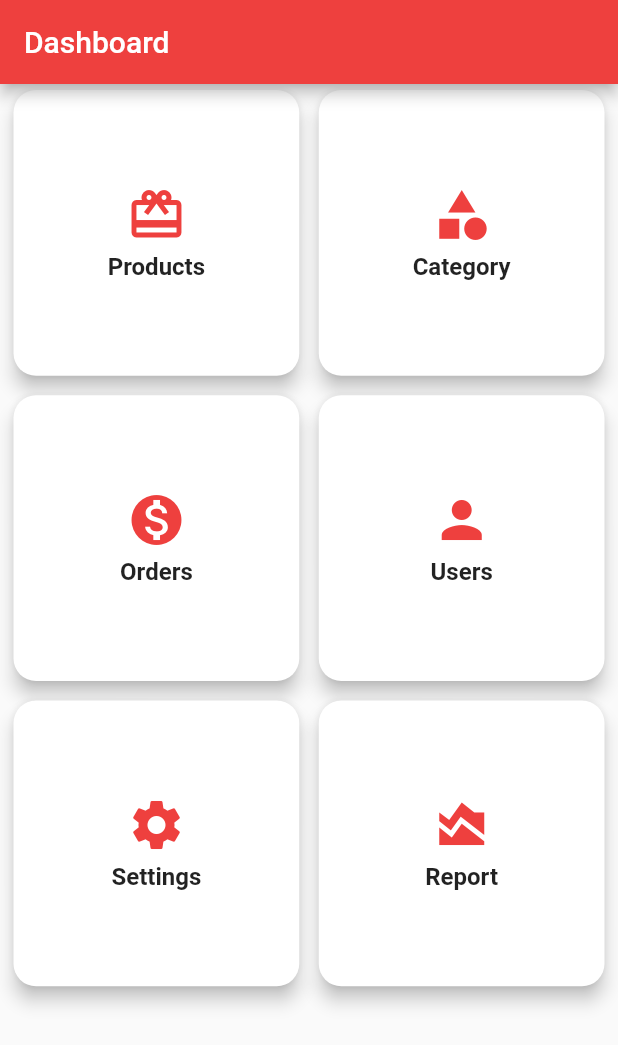
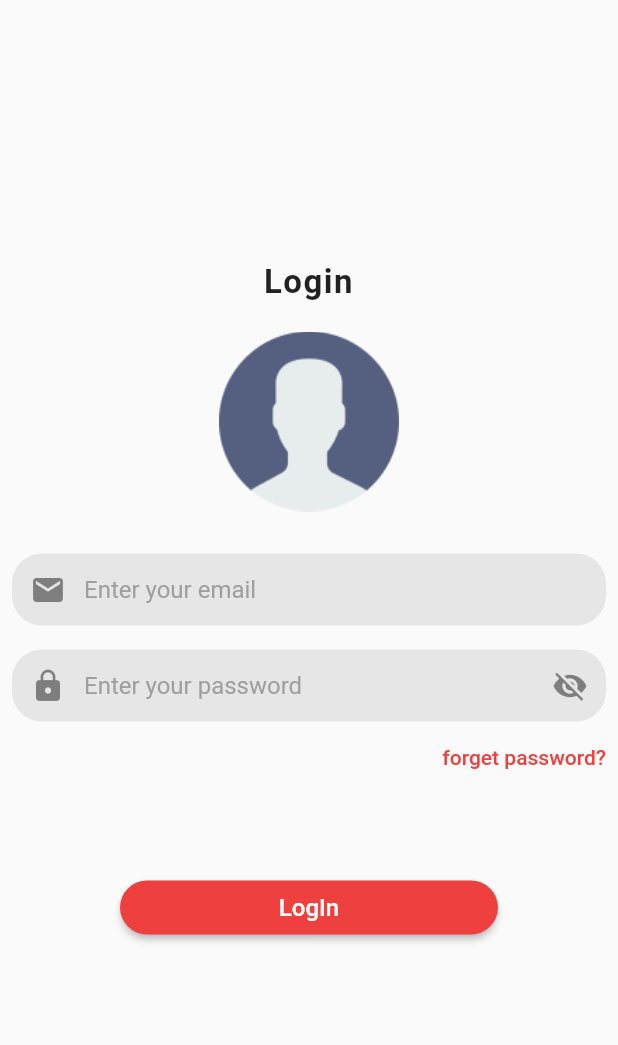
Before and after one commit to devfoyzur17/e_commerce_admin_app, a Flutter app: the screen it shows after launch, on a phone screen of 412 x 824 dp. Shown: the top 1045 px of the screen. Run offline on Flutter 3.47's test engine with Material 2 defaults, Android fonts, the phone set to English and light mode, and no system bars; our stand-ins replace cloud_firestore, firebase_auth, firebase_core; accounts and stored records are empty.

Commit message:
login & dashbord

```diff
--- /dev/null
+++ b/lib/auth/auth_service.dart
@@ -0,0 +1,18 @@
+import 'package:e_commerce_admin_app/db/db_helper.dart';
+import 'package:firebase_auth/firebase_auth.dart';
+
+class AuthService{
+  static final FirebaseAuth _auth = FirebaseAuth.instance;
+  static User? get user => _auth.currentUser;
+
+  static Future<bool> login(String email, String password) async{
+    final credential = await _auth.signInWithEmailAndPassword(email: email, password: password);
+
+
+    return  DBHelper.isAdmin(credential.user!.uid);
+  }
+
+
+  static Future<void> logout()=> _auth.signOut();
+
+}
--- /dev/null
+++ b/lib/db/db_helper.dart
@@ -0,0 +1,15 @@
+import 'package:cloud_firestore/cloud_firestore.dart';
+
+class DBHelper{
+
+  static String adminCollection = "Admins";
+
+  static final FirebaseFirestore _db = FirebaseFirestore.instance;
+
+  static Future<bool> isAdmin(String uid) async{
+    final snapshot = await _db.collection(adminCollection).doc(uid).get();
+    return snapshot.exists;
+  }
+
+
+}
--- a/lib/main.dart
+++ b/lib/main.dart
@@ -1,4 +1,13 @@
+import 'package:e_commerce_admin_app/pages/category_page.dart';
 import 'package:e_commerce_admin_app/pages/dashboard_page.dart';
+import 'package:e_commerce_admin_app/pages/launcher_page.dart';
+import 'package:e_commerce_admin_app/pages/login_page.dart';
+import 'package:e_commerce_admin_app/pages/new_product_page.dart';
+import 'package:e_commerce_admin_app/pages/order_page.dart';
+import 'package:e_commerce_admin_app/pages/products_page.dart';
+import 'package:e_commerce_admin_app/pages/report_page.dart';
+import 'package:e_commerce_admin_app/pages/setting_page.dart';
+import 'package:e_commerce_admin_app/pages/user_page.dart';
 import 'package:firebase_core/firebase_core.dart';
 import 'package:flutter/material.dart';
 
@@ -32,9 +41,19 @@ class MyApp extends StatelessWidget {
       theme: ThemeData(
         primarySwatch: appColor,
       ),
-      initialRoute: DashboardPage.routeName,
+      initialRoute: LauncherPage.routeName,
       routes: {
+
+        LauncherPage.routeName: (context) => const LauncherPage(),
         DashboardPage.routeName: (context) => const DashboardPage(),
+        LoginPage.routeName: (context) => const LoginPage(),
+        CategoryPage.routeName: (context) => const CategoryPage(),
+        NewProductPage.routeName: (context) => const NewProductPage(),
+        OrderPage.routeName: (context) => const OrderPage(),
+        ProductPage.routeName: (context) => const ProductPage(),
+        ReportPage.routeName: (context) => const ReportPage(),
+        SettingPage.routeName: (context) => const SettingPage(),
+        UserPage.routeName: (context) => const UserPage(),
       },
     );
   }
--- /dev/null
+++ b/lib/pages/login_page.dart
@@ -0,0 +1,201 @@
+// ignore_for_file: prefer_const_constructors
+
+import 'package:e_commerce_admin_app/auth/auth_service.dart';
+import 'package:e_commerce_admin_app/pages/launcher_page.dart';
+import 'package:firebase_auth/firebase_auth.dart';
+import 'package:flutter/material.dart';
+
+class LoginPage extends StatefulWidget {
+  static const routeName = "login-page";
+  const LoginPage({Key? key}) : super(key: key);
+
+  @override
+  State<LoginPage> createState() => _LoginPageState();
+}
+
+class _LoginPageState extends State<LoginPage> {
+  final emailController = TextEditingController();
+  final passwordController = TextEditingController();
+
+  final formKey = GlobalKey<FormState>();
+  String _errorMessage = "";
+
+  @override
+  void dispose() {
+    emailController.dispose();
+    passwordController.dispose();
+    super.dispose();
+  }
+
+  bool _isObscure = true;
+  @override
+  Widget build(BuildContext context) {
+    return Scaffold(
+      body: SafeArea(
+        child: Center(
+          child: Form(
+              key: formKey,
+              child: ListView(
+                shrinkWrap: true,
+                children: [
+
+                  const Text(
+                    "Login",
+                    textAlign: TextAlign.center,
+                    style: TextStyle(
+                        fontSize: 22,
+                        fontWeight: FontWeight.bold,
+                        letterSpacing: 1,
+                        wordSpacing: 2,
+                        fontStyle: FontStyle.normal),
+                  ),
+                  const SizedBox(
+                    height: 20,
+                  ),
+                  Image.asset(
+                    "assets/images/person.png",
+                    height: 120,
+                    width: 120,
+                    fit: BoxFit.fitHeight,
+                  ),
+                  SizedBox(
+                    height: 20,
+                  ),
+
+                  // todo This is email textField section
+                  Padding(
+                    padding: const EdgeInsets.all(8.0),
+                    child: TextFormField(
+                      controller: emailController,
+                      style: const TextStyle(
+                          color: Colors.black, fontWeight: FontWeight.w500),
+                      decoration: InputDecoration(
+                          filled: true,
+                          fillColor: const Color(0xffe6e6e6),
+                          contentPadding: const EdgeInsets.only(left: 10),
+                          focusColor: Colors.white,
+                          prefixIcon: const Icon(
+                            Icons.email,
+                          ),
+                          hintText: "Enter your email",
+                          hintStyle: TextStyle(
+                              color: Colors.grey, fontWeight: FontWeight.normal),
+                          border: OutlineInputBorder(
+                              borderSide: BorderSide.none,
+                              borderRadius: BorderRadius.circular(20))),
+                      validator: (value) {
+                        if (value == null || value.isEmpty) {
+                          return 'This field must not be empty';
+                        } else {
+                          return null;
+                        }
+                      },
+                    ),
+                  ),
+
+                  // todo this is password textField section
+                  Padding(
+                    padding: const EdgeInsets.only(top: 8, left: 8, right: 8),
+                    child: TextFormField(
+                      obscureText: _isObscure,
+                      controller: passwordController,
+                      style: TextStyle(
+                          color: Colors.black, fontWeight: FontWeight.w500),
+                      decoration: InputDecoration(
+                          filled: true,
+                          fillColor: Color(0xffe6e6e6),
+                          contentPadding: EdgeInsets.only(left: 10),
+                          focusColor: Colors.white,
+                          prefixIcon: Icon(
+                            Icons.lock,
+                          ),
+                          suffixIcon: IconButton(
+                            icon: Icon(
+                              _isObscure
+                                  ? Icons.visibility_off
+                                  : Icons.visibility,
+                            ),
+                            onPressed: () {
+                              setState(() {
+                                _isObscure = !_isObscure;
+                              });
+                            },
+                          ),
+                          hintText: "Enter your password",
+                          hintStyle: TextStyle(
+                              color: Colors.grey, fontWeight: FontWeight.normal),
+                          border: OutlineInputBorder(
+                              borderSide: BorderSide.none,
+                              borderRadius: BorderRadius.circular(20))),
+                      validator: (value) {
+                        if (value == null || value.isEmpty) {
+                          return 'This field must not be empty';
+                        } else {
+                          return null;
+                        }
+                      },
+                    ),
+                  ),
+
+                  Align(
+                      alignment: Alignment.topRight,
+                      child: TextButton(
+                          onPressed: () {},
+                          child: Text(
+                            "forget password?",
+                          ))),
+                  Padding(
+                    padding: const EdgeInsets.all(8.0),
+                    child: Text(
+                      _errorMessage,
+                      style: TextStyle(color: Colors.red),
+                    ),
+                  ),
+
+                  Padding(
+                    padding:
+                    const EdgeInsets.symmetric(horizontal: 80, vertical: 20),
+                    child: ElevatedButton(
+                        onPressed: _chechValidet,
+                        style: ButtonStyle(
+                            shape: MaterialStateProperty.all(
+                                RoundedRectangleBorder(
+                                    borderRadius: BorderRadius.circular(20)))),
+                        child: Text(
+                          "LogIn",
+                          style: TextStyle(fontSize: 16),
+                        )),
+                  ),
+
+                ],
+              )),
+        ),
+      ),
+    );
+  }
+
+  void _chechValidet() async {
+    if (formKey.currentState!.validate()) {
+      try {
+
+       final status =   await AuthService.login(emailController.text, passwordController.text);
+       if(status){
+         if(mounted){
+           Navigator.pushReplacementNamed(context, LauncherPage.routeName);
+         }
+       }
+       else{
+         AuthService.logout();
+         _errorMessage = "You are not admin";
+       }
+
+
+
+      } on FirebaseAuthException catch (e) {
+        setState(() {
+          _errorMessage = e.message!;
+        });
+      }
+    }
+  }
+}
```
Also changed, not shown: lib/models/category_model.dart (added, +31 -0 lines), lib/models/product_model.dart (added, +53 -0 lines), lib/models/purchase_model.dart (added, +43 -0 lines), lib/pages/category_page.dart (added, +15 -0 lines), lib/pages/dashboard_page.dart (+54 -4 lines), lib/pages/launcher_page.dart (added, +36 -0 lines), lib/pages/new_product_page.dart (added, +15 -0 lines), lib/pages/order_page.dart (added, +15 -0 lines), lib/pages/products_page.dart (added, +15 -0 lines), lib/pages/report_page.dart (added, +15 -0 lines), lib/pages/setting_page.dart (added, +15 -0 lines), lib/pages/user_page.dart (added, +15 -0 lines).
